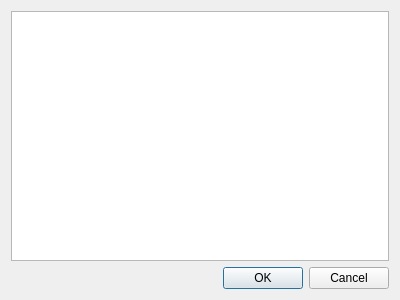
The window that client/basedata/senddialog.ui (HOOSHANKAVOSHBORNA/REPLICATEBASICDATA) describes before a commit, drawn with Qt 5.
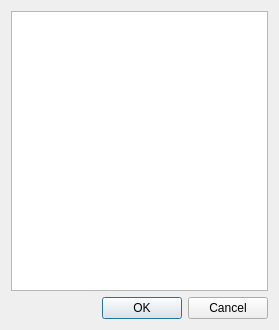
The same window after the commit.

Commit message: add search and filter to review form

Patch:
```diff
--- a/client/basedata/senddialog.ui
+++ b/client/basedata/senddialog.ui
@@ -6,8 +6,8 @@
    <rect>
     <x>0</x>
     <y>0</y>
-    <width>400</width>
-    <height>300</height>
+    <width>279</width>
+    <height>330</height>
    </rect>
   </property>
   <property name="windowTitle">
```
The commit also changes 7 other files.
